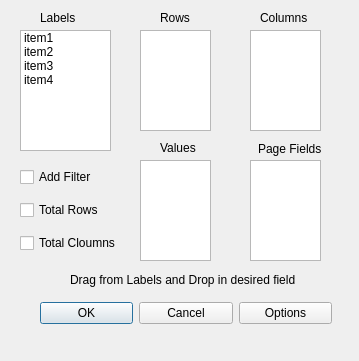
The window that sheets/dialogs/pivotmain.ui (KDE/calligra) describes before a commit, drawn with Qt 5.
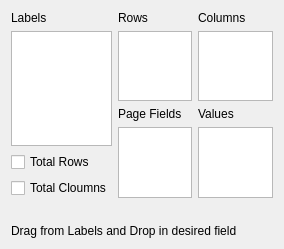
The same window after the commit.

The edit to the form file:
```diff
--- a/sheets/dialogs/pivotmain.ui
+++ b/sheets/dialogs/pivotmain.ui
@@ -1,243 +1,138 @@
 <?xml version="1.0" encoding="UTF-8"?>
 <ui version="4.0">
  <class>PivotMain</class>
- <widget class="QDialog" name="PivotMain">
+ <widget class="QWidget" name="PivotMain">
   <property name="geometry">
    <rect>
     <x>0</x>
     <y>0</y>
-    <width>359</width>
-    <height>361</height>
+    <width>284</width>
+    <height>249</height>
    </rect>
   </property>
   <property name="windowTitle">
    <string>Pivot Table</string>
   </property>
+  <layout class="QGridLayout" name="gridLayout_2">
+   <item row="0" column="0">
+    <layout class="QVBoxLayout" name="verticalLayout_8">
+     <item>
+      <layout class="QHBoxLayout" name="horizontalLayout">
+       <item>
+        <layout class="QVBoxLayout" name="verticalLayout_7">
+         <item>
+          <layout class="QVBoxLayout" name="verticalLayout_4">
+           <item>
   <widget class="QLabel" name="label">
-   <property name="geometry">
-    <rect>
-     <x>40</x>
-     <y>10</y>
-     <width>51</width>
-     <height>16</height>
-    </rect>
-   </property>
    <property name="text">
     <string>Labels</string>
    </property>
   </widget>
+           </item>
+           <item>
+            <widget class="QListWidget" name="Labels"/>
+           </item>
+          </layout>
+         </item>
+         <item>
+          <layout class="QVBoxLayout" name="verticalLayout">
+           <item>
+            <widget class="QCheckBox" name="TotalRows">
+             <property name="text">
+              <string>Total Rows</string>
+             </property>
+            </widget>
+           </item>
+           <item>
+            <widget class="QCheckBox" name="TotalColumns">
+             <property name="text">
+              <string>Total Cloumns</string>
+             </property>
+            </widget>
+           </item>
+          </layout>
+         </item>
+        </layout>
+       </item>
+       <item>
+        <layout class="QGridLayout" name="gridLayout">
+         <item row="0" column="0">
+          <layout class="QVBoxLayout" name="verticalLayout_3">
+           <item>
   <widget class="QLabel" name="label_2">
-   <property name="geometry">
-    <rect>
-     <x>160</x>
-     <y>10</y>
-     <width>91</width>
-     <height>15</height>
-    </rect>
-   </property>
    <property name="text">
     <string>Rows</string>
    </property>
   </widget>
+           </item>
+           <item>
+            <widget class="QListWidget" name="Rows"/>
+           </item>
+          </layout>
+         </item>
+         <item row="0" column="1">
+          <layout class="QVBoxLayout" name="verticalLayout_2">
+           <item>
   <widget class="QLabel" name="label_3">
-   <property name="geometry">
-    <rect>
-     <x>260</x>
-     <y>10</y>
-     <width>90</width>
-     <height>15</height>
-    </rect>
-   </property>
    <property name="text">
     <string>Columns</string>
    </property>
   </widget>
-  <widget class="QListWidget" name="Rows">
-   <property name="geometry">
-    <rect>
-     <x>140</x>
-     <y>30</y>
-     <width>71</width>
-     <height>101</height>
-    </rect>
-   </property>
-  </widget>
-  <widget class="QListWidget" name="Values">
-   <property name="geometry">
-    <rect>
-     <x>140</x>
-     <y>160</y>
-     <width>71</width>
-     <height>101</height>
-    </rect>
-   </property>
-  </widget>
-  <widget class="QListWidget" name="Columns">
-   <property name="geometry">
-    <rect>
-     <x>250</x>
-     <y>30</y>
-     <width>71</width>
-     <height>101</height>
-    </rect>
-   </property>
-  </widget>
-  <widget class="QListWidget" name="PageFields">
-   <property name="geometry">
-    <rect>
-     <x>250</x>
-     <y>160</y>
-     <width>71</width>
-     <height>101</height>
-    </rect>
-   </property>
-  </widget>
+           </item>
+           <item>
+            <widget class="QListWidget" name="Columns"/>
+           </item>
+          </layout>
+         </item>
+         <item row="1" column="0">
+          <layout class="QVBoxLayout" name="verticalLayout_6">
+           <item>
   <widget class="QLabel" name="label_5">
-   <property name="geometry">
-    <rect>
-     <x>258</x>
-     <y>141</y>
-     <width>92</width>
-     <height>15</height>
-    </rect>
-   </property>
    <property name="text">
     <string>Page Fields</string>
    </property>
   </widget>
-  <widget class="QListWidget" name="Labels">
-   <property name="geometry">
-    <rect>
-     <x>20</x>
-     <y>30</y>
-     <width>91</width>
-     <height>121</height>
-    </rect>
-   </property>
-   <item>
-    <property name="text">
-     <string>item1</string>
-    </property>
    </item>
    <item>
-    <property name="text">
-     <string>item2</string>
-    </property>
-   </item>
-   <item>
-    <property name="text">
-     <string>item3</string>
-    </property>
-   </item>
+            <widget class="QListWidget" name="Values"/>
+           </item>
+          </layout>
+         </item>
+         <item row="1" column="1">
+          <layout class="QVBoxLayout" name="verticalLayout_5">
    <item>
-    <property name="text">
-     <string>item4</string>
-    </property>
-   </item>
-  </widget>
   <widget class="QLabel" name="label_4">
-   <property name="geometry">
-    <rect>
-     <x>160</x>
-     <y>140</y>
-     <width>41</width>
-     <height>16</height>
-    </rect>
-   </property>
    <property name="text">
     <string>Values</string>
    </property>
   </widget>
+           </item>
+           <item>
+            <widget class="QListWidget" name="PageFields"/>
+           </item>
+          </layout>
+         </item>
+        </layout>
+       </item>
+      </layout>
+     </item>
+     <item>
+      <widget class="QLabel" name="label_7">
+       <property name="text">
+        <string/>
+       </property>
+      </widget>
+     </item>
+     <item>
   <widget class="QLabel" name="label_6">
-   <property name="geometry">
-    <rect>
-     <x>70</x>
-     <y>270</y>
-     <width>301</width>
-     <height>20</height>
-    </rect>
-   </property>
    <property name="text">
     <string>Drag from Labels and Drop in desired field</string>
    </property>
   </widget>
-  <widget class="QWidget" name="layoutWidget">
-   <property name="geometry">
-    <rect>
-     <x>250</x>
-     <y>140</y>
-     <width>81</width>
-     <height>20</height>
-    </rect>
-   </property>
-   <layout class="QHBoxLayout" name="horizontalLayout_2"/>
-  </widget>
-  <widget class="QWidget" name="layoutWidget">
-   <property name="geometry">
-    <rect>
-     <x>20</x>
-     <y>160</y>
-     <width>104</width>
-     <height>101</height>
-    </rect>
-   </property>
-   <layout class="QVBoxLayout" name="verticalLayout">
-    <item>
-     <widget class="QCheckBox" name="AddFilter">
-      <property name="text">
-       <string>Add Filter</string>
-      </property>
-     </widget>
-    </item>
-    <item>
-     <widget class="QCheckBox" name="TotalRows">
-      <property name="text">
-       <string>Total Rows</string>
-      </property>
-     </widget>
-    </item>
-    <item>
-     <widget class="QCheckBox" name="TotalColumns">
-      <property name="text">
-       <string>Total Cloumns</string>
-      </property>
-     </widget>
-    </item>
-   </layout>
-  </widget>
-  <widget class="QWidget" name="layoutWidget">
-   <property name="geometry">
-    <rect>
-     <x>40</x>
-     <y>300</y>
-     <width>292</width>
-     <height>26</height>
-    </rect>
-   </property>
-   <layout class="QHBoxLayout" name="horizontalLayout_3">
-    <item>
-     <widget class="QPushButton" name="Ok">
-      <property name="text">
-       <string>OK</string>
-      </property>
-     </widget>
-    </item>
-    <item>
-     <widget class="QPushButton" name="Cancel">
-      <property name="text">
-       <string>Cancel</string>
-      </property>
-     </widget>
-    </item>
-    <item>
-     <widget class="QPushButton" name="Options">
-      <property name="text">
-       <string>Options</string>
-      </property>
-     </widget>
-    </item>
-   </layout>
-  </widget>
+     </item>
+    </layout>
+   </item>
+  </layout>
  </widget>
  <resources/>
  <connections>
```
Left out of the diff: 21 changed lines with no effect on the pictures. Lines whose indentation alone changed are shown as unchanged.
